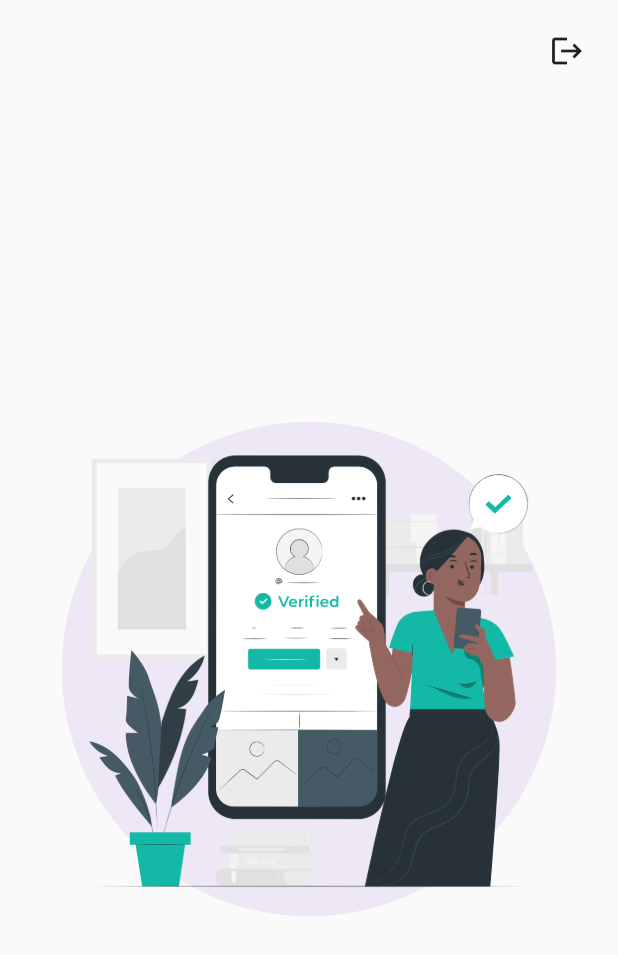
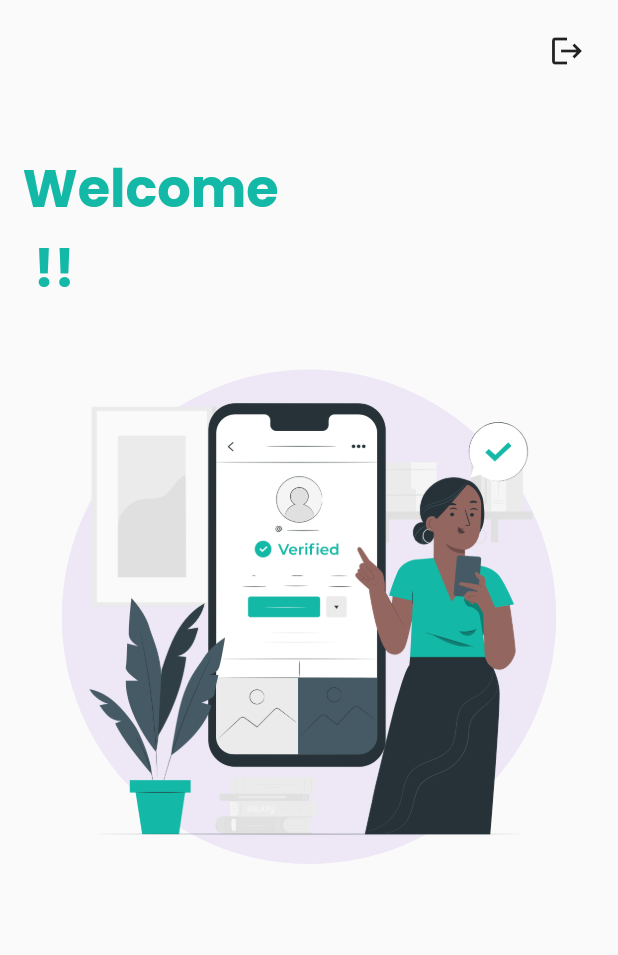
Before and after one commit to fasil721/Boxigo-test, a Flutter app: the screen it shows once a user with an empty profile is signed in, on a phone screen of 412 x 824 dp. Shown: the top 955 px of the screen. Run offline on Flutter 3.47's test engine with Material 2 defaults, Android fonts, the phone set to English and light mode, and no system bars; our stand-ins replace animate_do, bloc, cloud_firestore, firebase_auth, firebase_core, flutter_bloc and 4 more; accounts and stored records are empty.

Commit message:
added changes

```diff
--- /dev/null
+++ b/lib/models/user_model.dart
@@ -0,0 +1,29 @@
+class UserModel {
+  String? uid;
+  String? fullName;
+  String? phoneNo;
+  String? email;
+
+  UserModel({
+    this.uid,
+    this.email,
+    this.fullName,
+    this.phoneNo,
+  });
+
+  // receiving data from server
+  factory UserModel.fromMap(Map<String, String> map) => UserModel(
+        uid: map['uid'],
+        email: map['email'],
+        fullName: map['fullName'],
+        phoneNo: map['phoneNo'],
+      );
+
+  // sending data to our server
+  Map<String, dynamic> toMap() => {
+        'uid': uid,
+        'email': email,
+        'fullName': fullName,
+        'phoneNo': phoneNo,
+      };
+}
--- a/lib/pages/home/bloc/home_bloc.dart
+++ b/lib/pages/home/bloc/home_bloc.dart
@@ -1,7 +1,11 @@
+import 'dart:developer';
+
 import 'package:bloc/bloc.dart';
 import 'package:firebase_auth/firebase_auth.dart';
 import 'package:get/get.dart';
+import 'package:machine_test/models/user_model.dart';
 import 'package:machine_test/pages/welcome_page/welcome_page.dart';
+import 'package:machine_test/services/firestore_service.dart';
 
 part 'home_event.dart';
 part 'home_state.dart';
@@ -11,7 +15,14 @@ class HomeBloc extends Bloc<HomeEvent, HomeState> {
     final auth = FirebaseAuth.instance;
     on<LoadUserDatas>((event, emit) async {
       final user = auth.currentUser;
-      emit(UserDataLoaded(user: user));
+      if (user != null) {
+        log(user.uid);
+        final userModel = await FirestoreService.readDataFromFirestore(
+          email: user.email!,
+        );
+        log("usermodel : ${userModel?.toMap()}");
+        emit(UserDataLoaded(usermodel: userModel));
+      }
     });
     on<SignOutEvent>((event, emit) async {
       await auth.signOut();
--- a/lib/pages/home/bloc/home_state.dart
+++ b/lib/pages/home/bloc/home_state.dart
@@ -5,7 +5,7 @@ abstract class HomeState {}
 class HomeInitial extends HomeState {}
 
 class UserDataLoaded extends HomeState {
-  final User? user;
+  final UserModel? usermodel;
 
-  UserDataLoaded({this.user});
+  UserDataLoaded({this.usermodel});
 }
--- a/lib/pages/home/home_page.dart
+++ b/lib/pages/home/home_page.dart
@@ -1,6 +1,8 @@
 import 'package:animate_do/animate_do.dart';
 import 'package:flutter/material.dart';
 import 'package:flutter_bloc/flutter_bloc.dart';
+import 'package:get/get.dart';
+import 'package:google_fonts/google_fonts.dart';
 import 'package:machine_test/pages/home/bloc/home_bloc.dart';
 
 class HomePage extends StatelessWidget {
@@ -12,6 +14,7 @@ class HomePage extends StatelessWidget {
         child: BlocBuilder<HomeBloc, HomeState>(
           builder: (context, state) {
             final bloc = BlocProvider.of<HomeBloc>(context);
+            if (state is UserDataLoaded) {
               return Scaffold(
                 body: SafeArea(
                   child: Column(
@@ -20,12 +23,22 @@ class HomePage extends StatelessWidget {
                       Row(
                         mainAxisAlignment: MainAxisAlignment.spaceBetween,
                         children: [
-                        if (state is UserDataLoaded)
-                          Padding(
-                            padding: const EdgeInsets.symmetric(horizontal: 10),
-                            child: Text("${state.user?.displayName}"),
-                          )
-                        else
+                          // if (state is UserDataLoaded)
+                          //   Padding(
+                          //     padding: const EdgeInsets.symmetric(horizontal: 10),
+                          //     child: Text(
+                          //       "Welcome ${state.usermodel?.fullName} !!",
+                          //       style: GoogleFonts.poppins(
+                          //         color: const Color(0xff14B8A6),
+                          //         fontWeight: FontWeight.bold,
+                          //         fontSize: 20,
+                          //       ),
+                          //       textAlign: TextAlign.center,
+                          //       maxLines: 2,
+                          //       overflow: TextOverflow.ellipsis,
+                          //     ),
+                          //   )
+                          // else
                           const SizedBox(),
                           Padding(
                             padding: const EdgeInsets.symmetric(horizontal: 10),
@@ -36,10 +49,26 @@ class HomePage extends StatelessWidget {
                           ),
                         ],
                       ),
-                    const SizedBox(height: 10),
-                    Flexible(
-                      child: Center(
-                        child: FadeInUp(
+                      SizedBox(height: Get.height * .05),
+                      Align(
+                        alignment: Alignment.centerLeft,
+                        child: Padding(
+                          padding: const EdgeInsets.symmetric(horizontal: 15),
+                          child: Text(
+                            "Welcome \n${state.usermodel?.fullName} !!",
+                            style: GoogleFonts.poppins(
+                              color: const Color(0xff14B8A6),
+                              fontWeight: FontWeight.bold,
+                              fontSize: 35,
+                            ),
+                            // textAlign: TextAlign.center,
+                            maxLines: 2,
+                            overflow: TextOverflow.ellipsis,
+                          ),
+                        ),
+                      ),
+                      SizedBox(height: Get.height * .05),
+                      FadeInUp(
                         child: Container(
                           width: MediaQuery.of(context).size.width * 0.8,
                           decoration: BoxDecoration(
@@ -52,9 +81,17 @@ class HomePage extends StatelessWidget {
                           ),
                         ),
                       ),
+                    ],
                   ),
                 ),
-                  ],
+              );
+            }
+            return Scaffold(
+              body: Center(
+                child: CircularProgressIndicator(
+                  color: Colors.grey.shade700,
+                  strokeWidth: 2,
+                  backgroundColor: Colors.cyanAccent,
                 ),
               ),
             );
--- a/lib/pages/signin/bloc/signin_bloc.dart
+++ b/lib/pages/signin/bloc/signin_bloc.dart
@@ -8,6 +8,7 @@ part 'signin_state.dart';
 class SigninBloc extends Bloc<SigninEvent, SigninState> {
   SigninBloc() : super(SigninInitial()) {
     on<UserSignInEvent>(_singUpWithEmailAndPassWord);
+    on<GoogleSignInEvent>((event, emit) => AuthService.signInWithGoogle());
   }
   void _singUpWithEmailAndPassWord(
     UserSignInEvent event,
--- a/lib/pages/signin/bloc/signin_event.dart
+++ b/lib/pages/signin/bloc/signin_event.dart
@@ -11,3 +11,5 @@ class UserSignInEvent extends SigninEvent {
     required this.email,
   });
 }
+
+class GoogleSignInEvent extends SigninEvent {}
--- a/lib/pages/signin/signin_page.dart
+++ b/lib/pages/signin/signin_page.dart
@@ -5,7 +5,6 @@ import 'package:flutter_bloc/flutter_bloc.dart';
 import 'package:get/get.dart';
 import 'package:machine_test/pages/signin/bloc/signin_bloc.dart';
 import 'package:machine_test/pages/signup_page/signup_page.dart';
-import 'package:machine_test/services/auth_service.dart';
 
 class SignInPage extends StatefulWidget {
   @override
@@ -110,7 +109,7 @@ class _SignInPageState extends State<SignInPage> {
                                 TextField(
                                   controller: passwordController,
                                   keyboardType: TextInputType.text,
-                                  textInputAction: TextInputAction.next,
+                                  textInputAction: TextInputAction.done,
                                   style: _textStyle(),
                                   decoration:
                                       _textFieldDecoration("Enter Password"),
@@ -199,7 +198,7 @@ class _SignInPageState extends State<SignInPage> {
                                   height: 45,
                                   child: ElevatedButton(
                                     onPressed: () =>
-                                        AuthService.signInWithGoogle(),
+                                        bloc.add(GoogleSignInEvent()),
                                     style: ButtonStyle(
                                       foregroundColor:
                                           MaterialStateProperty.all<Color>(
--- a/lib/pages/signup_page/bloc/signup_event.dart
+++ b/lib/pages/signup_page/bloc/signup_event.dart
@@ -5,11 +5,15 @@ abstract class SignupEvent {}
 class UserSignUpEvent extends SignupEvent {
   final String email;
   final String password;
+  final String name;
   final String phoneNo;
 
   UserSignUpEvent({
+    required this.name,
     required this.password,
     required this.email,
     required this.phoneNo,
   });
 }
+
+class GoogleSignUpEvent extends SignupEvent {}
--- /dev/null
+++ b/lib/services/firestore_service.dart
@@ -0,0 +1,69 @@
+// ignore_for_file: avoid_classes_with_only_static_members
+
+import 'dart:developer';
+
+import 'package:cloud_firestore/cloud_firestore.dart';
+import 'package:get/get.dart';
+import 'package:machine_test/models/user_model.dart';
+
+import 'package:machine_test/pages/home/home_page.dart';
+import 'package:machine_test/utils/flutter_toast.dart';
+
+class FirestoreService {
+  static Future<void> postDetailsToFirestore({
+    required String uid,
+    required String fullName,
+    required String phoneNo,
+    required String email,
+  }) async {
+    // calling our firestore
+    // calling our user model
+    // sending these values
+
+// writing all the values
+    final userModel = UserModel()
+      ..email = email
+      ..fullName = fullName
+      ..uid = uid
+      ..phoneNo = phoneNo;
+    try {
+      final CollectionReference users =
+          FirebaseFirestore.instance.collection('users');
+      // await users.doc(uid).set(userModel.toMap())
+      await users.add(userModel.toMap()).then((value) {
+        log('Sign up successfully');
+        Get.offAll(() => const HomePage());
+      });
+    } on FirebaseException catch (err) {
+      log("error code: ${err.code}");
+      if (err.message != null) {
+        showErrorToast(err.message!);
+      }
+    } catch (err) {
+      log("error : $err");
+    }
+  }
+
+  static Future<UserModel?> readDataFromFirestore({
+    required String email,
+  }) async {
+    try {
+      final CollectionReference users =
+          FirebaseFirestore.instance.collection('users');
+      final value = await users.where('email', isEqualTo: email).get();
+      final data = value.docs.first.data() as Map?;
+      if (data != null) {
+        final user = UserModel.fromMap(Map<String, String>.from(data));
+        return user;
+      }
+    } on FirebaseException catch (err) {
+      log("error code: ${err.code}");
+      if (err.message != null) {
+        showErrorToast(err.message!);
+      }
+    } catch (err) {
+      log("error : $err");
+    }
+    return null;
+  }
+}
--- a/pubspec.yaml
+++ b/pubspec.yaml
@@ -29,6 +29,7 @@ environment:
 dependencies:
   animate_do: ^2.1.0
   bloc: ^8.0.3
+  cloud_firestore: ^3.3.0
   cupertino_icons: ^1.0.2
   firebase_auth: ^3.4.2
   firebase_core: ^1.19.2
@@ -37,6 +38,7 @@ dependencies:
   flutter_bloc: ^8.0.1
   fluttertoast: ^8.0.9
   get: ^4.6.5
+  google_fonts: ^3.0.1
   google_sign_in: ^5.4.0
   lint: ^1.8.2
 
```
Also changed, not shown: lib/pages/signup_page/bloc/signup_bloc.dart (+16 -1 lines), lib/pages/signup_page/signup_page.dart (+19 -9 lines), lib/services/auth_service.dart (+23 -7 lines), pubspec.lock, 2 other files. Lines whose indentation alone changed are shown as unchanged.
